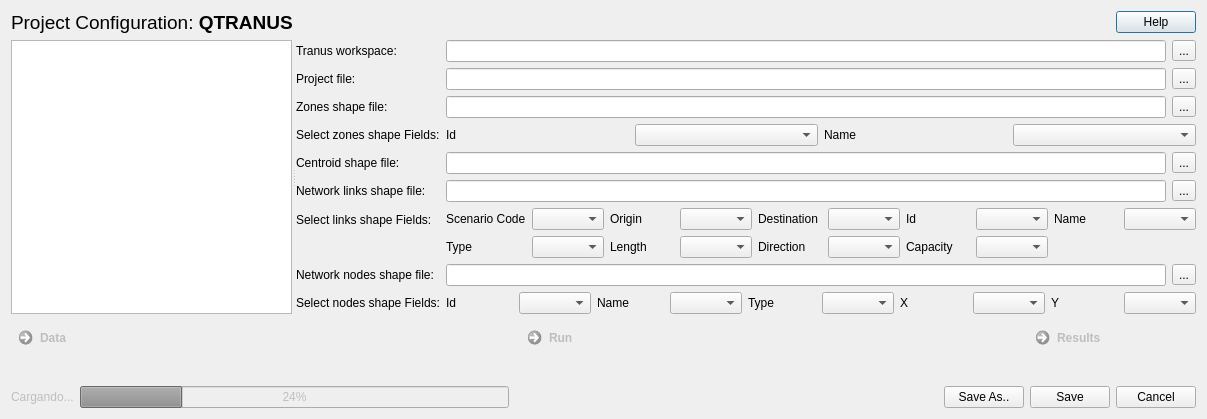
The window that qtranus_dialog_base.ui (TomasdelaBarra/QTRANUS) describes before a commit, drawn with Qt 5.
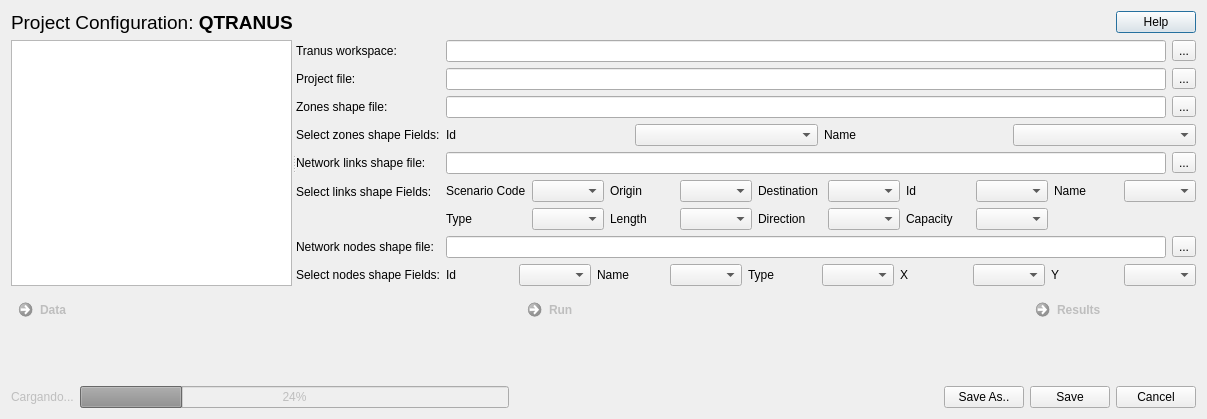
The same window after the commit. Icons and pictures are not drawn.

Patch:
```diff
--- a/qtranus_dialog_base.ui
+++ b/qtranus_dialog_base.ui
@@ -63,7 +63,7 @@
         <enum>Qt::Horizontal</enum>
        </property>
        <widget class="QTreeView" name="scenarios"/>
-       <widget class="QWidget" name="">
+       <widget class="QWidget" name="layoutWidget">
         <layout class="QFormLayout" name="formLayout">
          <property name="fieldGrowthPolicy">
           <enum>QFormLayout::AllNonFixedFieldsGrow</enum>
@@ -177,38 +177,13 @@
           </layout>
          </item>
          <item row="6" column="0">
-          <widget class="QLabel" name="label_5">
-           <property name="text">
-            <string>Centroid shape file:</string>
-           </property>
-          </widget>
-         </item>
-         <item row="6" column="1">
-          <layout class="QHBoxLayout" name="horizontalLayout_4">
-           <item>
-            <widget class="QLineEdit" name="centroid_shape">
-             <property name="readOnly">
-              <bool>true</bool>
-             </property>
-            </widget>
-           </item>
-           <item>
-            <widget class="QToolButton" name="centroid_shape_btn">
-             <property name="text">
-              <string>...</string>
-             </property>
-            </widget>
-           </item>
-          </layout>
-         </item>
-         <item row="7" column="0">
           <widget class="QLabel" name="label_4">
            <property name="text">
             <string>Network links shape file:</string>
            </property>
           </widget>
          </item>
-         <item row="7" column="1">
+         <item row="6" column="1">
           <layout class="QHBoxLayout" name="horizontalLayout_3">
            <item>
             <widget class="QLineEdit" name="network_links_shape">
@@ -226,14 +201,14 @@
            </item>
           </layout>
          </item>
-         <item row="8" column="0">
+         <item row="7" column="0">
           <widget class="QLabel" name="lbl_links_id">
            <property name="text">
             <string>Select links shape Fields:</string>
            </property>
           </widget>
          </item>
-         <item row="8" column="1">
+         <item row="7" column="1">
           <layout class="QHBoxLayout" name="horizontalLayout">
            <item>
             <layout class="QGridLayout" name="gridLayout_2">
@@ -331,14 +306,14 @@
            </item>
           </layout>
          </item>
-         <item row="9" column="0">
+         <item row="8" column="0">
           <widget class="QLabel" name="label_6">
            <property name="text">
             <string>Network nodes shape file:</string>
            </property>
           </widget>
          </item>
-         <item row="9" column="1">
+         <item row="8" column="1">
           <layout class="QHBoxLayout" name="horizontalLayout_7">
            <item>
             <widget class="QLineEdit" name="network_nodes_shape">
@@ -356,14 +331,14 @@
            </item>
           </layout>
          </item>
-         <item row="10" column="0">
+         <item row="9" column="0">
           <widget class="QLabel" name="lbl_nodes">
            <property name="text">
             <string>Select nodes shape Fields:</string>
            </property>
           </widget>
          </item>
-         <item row="10" column="1">
+         <item row="9" column="1">
           <layout class="QGridLayout" name="gridLayout">
            <item row="0" column="2">
             <widget class="QLabel" name="label_14">
```
Left out of the diff: 2 changed lines with no effect on the pictures.
